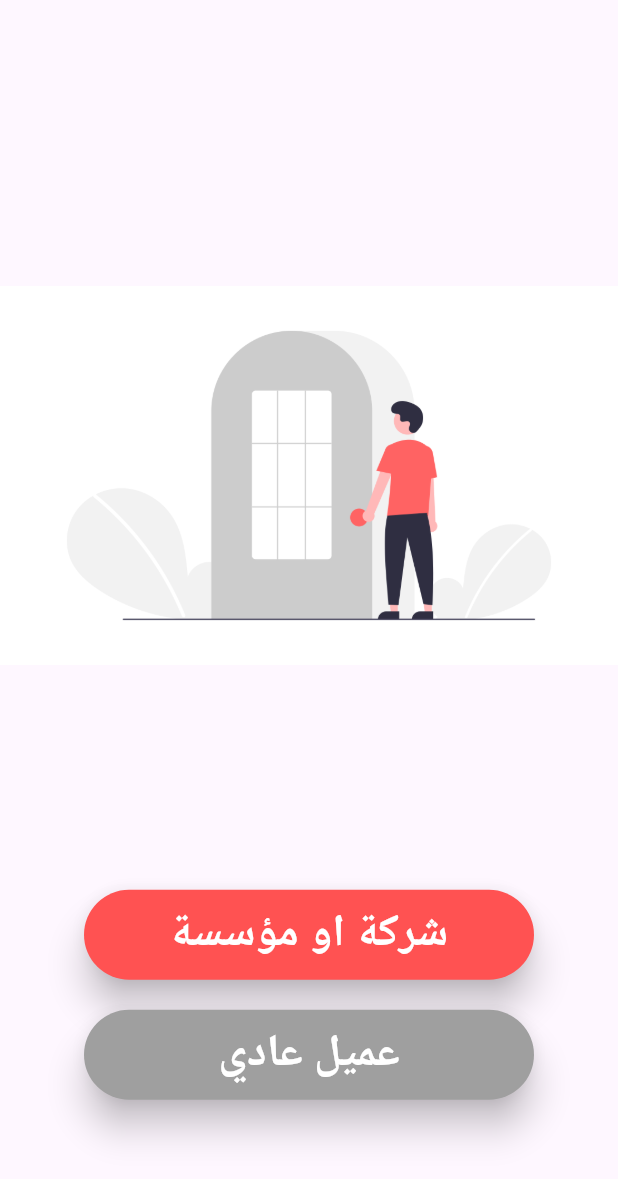
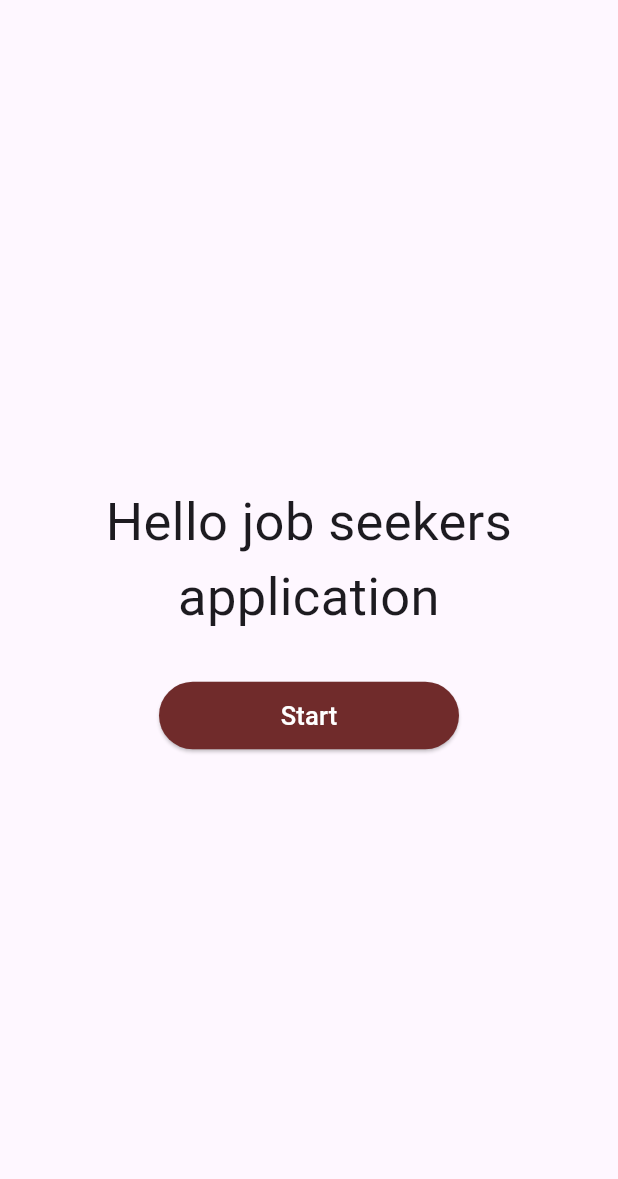
Before and after one commit to Taherabbas12/h_super_hero, a Flutter app: the screen it shows after launch, on a phone screen of 412 x 824 dp. Shown: the top 1179 px of the screen. Run offline on Flutter 3.47's test engine with Material 3 defaults, Android fonts, the phone set to English and light mode, and no system bars; our stand-ins replace carousel_slider, dio, get_storage, toast; accounts and stored records are empty.

Commit message:
first commit

```diff
--- a/lib/main.dart
+++ b/lib/main.dart
@@ -9,6 +9,7 @@ import 'views/screens/auth/sign_up.dart';
 import 'views/screens/auth/sign_up_customers.dart';
 import 'views/screens/home/home_screen.dart';
 import 'views/screens/splash_screen.dart';
+import 'views/screens/welconm_screen.dart';
 
 void main() async {
   await GetStorage.init();
@@ -31,7 +32,8 @@ class MyApp extends StatelessWidget {
       theme: ThemeData(useMaterial3: true),
       debugShowCheckedModeBanner: false,
       routes: {
-        '/': (context) => dataType.isEmpty ? AuthType() : const HomeScreen(),
+        '/': (context) =>
+            dataType.isEmpty ? WelcoomeScreen() : const HomeScreen(),
         // 'SplashScreen': (context) => SplashScreen(),
         'SignScreenCompany': (context) => const SignScreenCompany(),
         'SignScreenCustomers': (context) => const SignScreenCustomers(),
--- a/lib/views/screens/home/home_screen.dart
+++ b/lib/views/screens/home/home_screen.dart
@@ -3,6 +3,7 @@ import 'package:get_storage/get_storage.dart';
 import 'package:h_super_hero/colors_app.dart';
 
 import '../request/viewRequets.dart';
+import '../welconm_screen.dart';
 import 'category.dart';
 import 'home.dart';
 import 'profile.dart';
@@ -38,7 +39,15 @@ class _HomeScreenState extends State<HomeScreen> {
     if (GetStorage().read('color') == "customers") {
       profileDataView = ProfileData.fromMap(GetStorage().read('auth'));
     } else {
-      profileDataView2 = ProfileData2.fromMap(GetStorage().read('auth'));
+      try {
+        profileDataView2 = ProfileData2.fromMap(GetStorage().read('auth'));
+      } catch (e) {
+        Navigator.push(
+            context,
+            MaterialPageRoute(
+              builder: (context) => WelcoomeScreen(),
+            ));
+      }
     }
     return Scaffold(
       body: SafeArea(child: view[_selectedIndex].body),
--- /dev/null
+++ b/lib/views/screens/welconm_screen.dart
@@ -0,0 +1,37 @@
+import 'package:flutter/material.dart';
+import 'package:h_super_hero/colors_app.dart';
+
+class WelcoomeScreen extends StatelessWidget {
+  const WelcoomeScreen({super.key});
+
+  @override
+  Widget build(BuildContext context) {
+    return Scaffold(
+      body: Column(
+        mainAxisAlignment: MainAxisAlignment.center,
+        crossAxisAlignment: CrossAxisAlignment.stretch,
+        children: [
+          const Text(
+            'Hello job seekers application',
+            style: TextStyle(fontSize: 35),
+            textAlign: TextAlign.center,
+          ),
+          const SizedBox(height: 30),
+          Center(
+              child: ElevatedButton(
+                  style: ElevatedButton.styleFrom(
+                      fixedSize: const Size(200, 45),
+                      backgroundColor: primaryColorCo),
+                  onPressed: () {
+                    //
+                    Navigator.pushNamed(context, 'AuthType');
+                  },
+                  child: const Text(
+                    'Start',
+                    style: TextStyle(color: Colors.white, fontSize: 17),
+                  )))
+        ],
+      ),
+    );
+  }
+}
```
